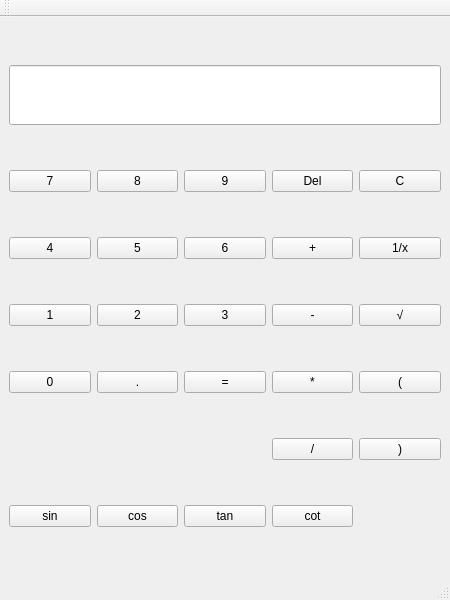
The window that Calculator/mainwindow.ui (MaratikDev/labs2025) describes before a commit, drawn with Qt 5.
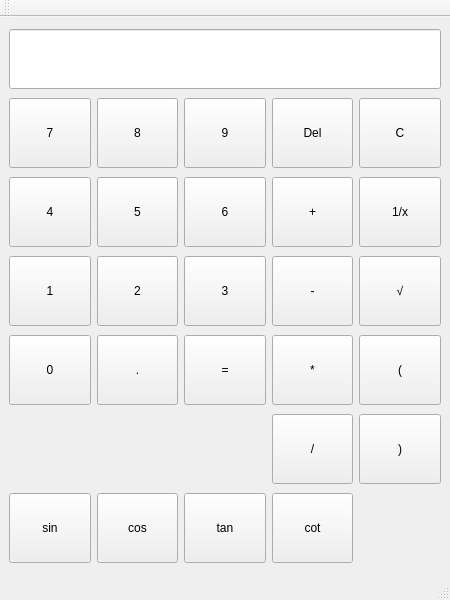
The same window after the commit.

Patch:
```diff
--- a/Calculator/mainwindow.ui
+++ b/Calculator/mainwindow.ui
@@ -38,6 +38,12 @@
     </item>
     <item row="1" column="0">
      <widget class="QPushButton" name="button7">
+      <property name="minimumSize">
+       <size>
+        <width>70</width>
+        <height>70</height>
+       </size>
+      </property>
       <property name="text">
        <string>7</string>
       </property>
@@ -45,6 +51,12 @@
     </item>
     <item row="1" column="1">
      <widget class="QPushButton" name="button8">
+      <property name="minimumSize">
+       <size>
+        <width>70</width>
+        <height>70</height>
+       </size>
+      </property>
       <property name="text">
        <string>8</string>
       </property>
@@ -52,6 +64,12 @@
     </item>
     <item row="1" column="2">
      <widget class="QPushButton" name="button9">
+      <property name="minimumSize">
+       <size>
+        <width>70</width>
+        <height>70</height>
+       </size>
+      </property>
       <property name="text">
        <string>9</string>
       </property>
@@ -59,6 +77,12 @@
     </item>
     <item row="2" column="0">
      <widget class="QPushButton" name="button4">
+      <property name="minimumSize">
+       <size>
+        <width>70</width>
+        <height>70</height>
+       </size>
+      </property>
       <property name="text">
        <string>4</string>
       </property>
@@ -66,6 +90,12 @@
     </item>
     <item row="2" column="1">
      <widget class="QPushButton" name="button5">
+      <property name="minimumSize">
+       <size>
+        <width>70</width>
+        <height>70</height>
+       </size>
+      </property>
       <property name="text">
        <string>5</string>
       </property>
@@ -73,6 +103,12 @@
     </item>
     <item row="2" column="2">
      <widget class="QPushButton" name="button6">
+      <property name="minimumSize">
+       <size>
+        <width>70</width>
+        <height>70</height>
+       </size>
+      </property>
       <property name="text">
        <string>6</string>
       </property>
@@ -80,6 +116,12 @@
     </item>
     <item row="2" column="4">
      <widget class="QPushButton" name="buttonReciprocal">
+      <property name="minimumSize">
+       <size>
+        <width>70</width>
+        <height>70</height>
+       </size>
+      </property>
       <property name="text">
        <string>1/x</string>
       </property>
@@ -87,6 +129,12 @@
     </item>
     <item row="3" column="0">
      <widget class="QPushButton" name="button1">
+      <property name="minimumSize">
+       <size>
+        <width>70</width>
+        <height>70</height>
+       </size>
+      </property>
       <property name="text">
        <string>1</string>
       </property>
@@ -94,6 +142,12 @@
     </item>
     <item row="3" column="1">
      <widget class="QPushButton" name="button2">
+      <property name="minimumSize">
+       <size>
+        <width>70</width>
+        <height>70</height>
+       </size>
+      </property>
       <property name="text">
        <string>2</string>
       </property>
@@ -101,6 +155,12 @@
     </item>
     <item row="3" column="2">
      <widget class="QPushButton" name="button3">
+      <property name="minimumSize">
+       <size>
+        <width>70</width>
+        <height>70</height>
+       </size>
+      </property>
       <property name="text">
        <string>3</string>
       </property>
@@ -108,6 +168,12 @@
     </item>
     <item row="3" column="3">
      <widget class="QPushButton" name="buttonMinus">
+      <property name="minimumSize">
+       <size>
+        <width>70</width>
+        <height>70</height>
+       </size>
+      </property>
       <property name="text">
        <string>-</string>
       </property>
@@ -115,6 +181,12 @@
     </item>
     <item row="4" column="0">
      <widget class="QPushButton" name="button0">
+      <property name="minimumSize">
+       <size>
+        <width>70</width>
+        <height>70</height>
+       </size>
+      </property>
       <property name="text">
        <string>0</string>
       </property>
@@ -122,6 +194,12 @@
     </item>
     <item row="4" column="1">
      <widget class="QPushButton" name="buttonDot">
+      <property name="minimumSize">
+       <size>
+        <width>70</width>
+        <height>70</height>
+       </size>
+      </property>
       <property name="text">
        <string>.</string>
       </property>
@@ -129,6 +207,12 @@
     </item>
     <item row="4" column="2">
      <widget class="QPushButton" name="buttonEquals">
+      <property name="minimumSize">
+       <size>
+        <width>70</width>
+        <height>70</height>
+       </size>
+      </property>
       <property name="text">
        <string>=</string>
       </property>
@@ -136,6 +220,12 @@
     </item>
     <item row="6" column="1">
      <widget class="QPushButton" name="buttonCos">
+      <property name="minimumSize">
+       <size>
+        <width>70</width>
+        <height>70</height>
+       </size>
+      </property>
       <property name="text">
        <string>cos</string>
       </property>
@@ -143,6 +233,12 @@
     </item>
     <item row="6" column="2">
      <widget class="QPushButton" name="buttonTan">
+      <property name="minimumSize">
+       <size>
+        <width>70</width>
+        <height>70</height>
+       </size>
+      </property>
       <property name="text">
        <string>tan</string>
       </property>
@@ -150,6 +246,12 @@
     </item>
     <item row="6" column="3">
      <widget class="QPushButton" name="buttonCot">
+      <property name="minimumSize">
+       <size>
+        <width>70</width>
+        <height>70</height>
+       </size>
+      </property>
       <property name="text">
        <string>cot</string>
       </property>
@@ -157,6 +259,12 @@
     </item>
     <item row="1" column="4">
      <widget class="QPushButton" name="buttonClear">
+      <property name="minimumSize">
+       <size>
+        <width>70</width>
+        <height>70</height>
+       </size>
+      </property>
       <property name="text">
        <string>C</string>
       </property>
@@ -164,6 +272,12 @@
     </item>
     <item row="1" column="3">
      <widget class="QPushButton" name="buttonDel">
+      <property name="minimumSize">
+       <size>
+        <width>70</width>
+        <height>70</height>
+       </size>
+      </property>
       <property name="text">
        <string>Del</string>
       </property>
@@ -171,6 +285,12 @@
     </item>
     <item row="3" column="4">
      <widget class="QPushButton" name="buttonSqrt">
+      <property name="minimumSize">
+       <size>
+        <width>70</width>
+        <height>70</height>
+       </size>
+      </property>
       <property name="text">
        <string>√</string>
       </property>
@@ -178,6 +298,12 @@
     </item>
     <item row="2" column="3">
      <widget class="QPushButton" name="buttonPlus">
+      <property name="minimumSize">
+       <size>
+        <width>70</width>
+        <height>70</height>
+       </size>
+      </property>
       <property name="text">
        <string>+</string>
       </property>
@@ -185,6 +311,12 @@
     </item>
     <item row="5" column="3">
      <widget class="QPushButton" name="buttonDivide">
+      <property name="minimumSize">
+       <size>
+        <width>70</width>
+        <height>70</height>
+       </size>
+      </property>
       <property name="text">
        <string>/</string>
       </property>
@@ -192,6 +324,12 @@
     </item>
     <item row="4" column="3">
      <widget class="QPushButton" name="buttonMultiply">
+      <property name="minimumSize">
+       <size>
+        <width>70</width>
+        <height>70</height>
+       </size>
+      </property>
       <property name="text">
        <string>*</string>
       </property>
@@ -199,6 +337,12 @@
     </item>
     <item row="4" column="4">
      <widget class="QPushButton" name="buttonLeftParen">
+      <property name="minimumSize">
+       <size>
+        <width>70</width>
+        <height>70</height>
+       </size>
+      </property>
       <property name="text">
        <string>(</string>
       </property>
@@ -206,6 +350,12 @@
     </item>
     <item row="5" column="4">
      <widget class="QPushButton" name="buttonRightParen">
+      <property name="minimumSize">
+       <size>
+        <width>70</width>
+        <height>70</height>
+       </size>
+      </property>
       <property name="text">
        <string>)</string>
       </property>
@@ -213,6 +363,12 @@
     </item>
     <item row="6" column="0">
      <widget class="QPushButton" name="buttonSin">
+      <property name="minimumSize">
+       <size>
+        <width>70</width>
+        <height>70</height>
+       </size>
+      </property>
       <property name="text">
        <string>sin</string>
       </property>
```
